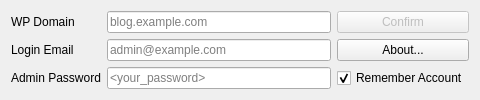
Old version of the form login.ui in the repository Vincy1230/WP-Comment-Reviewer.
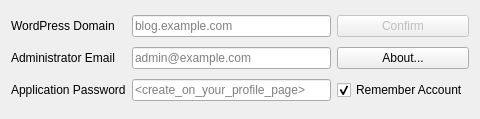
New version of the form.

Commit message: [fix] Modify interface wording

```diff
--- a/login.ui
+++ b/login.ui
@@ -7,7 +7,7 @@
     <x>0</x>
     <y>0</y>
     <width>480</width>
-    <height>100</height>
+    <height>119</height>
    </rect>
   </property>
   <property name="windowTitle">
@@ -27,7 +27,7 @@
    <item row="2" column="0">
     <widget class="QLabel" name="label_3">
      <property name="text">
-      <string>Admin Password</string>
+      <string>Application Password</string>
      </property>
     </widget>
    </item>
@@ -50,21 +50,21 @@
       <enum>QLineEdit::Password</enum>
      </property>
      <property name="placeholderText">
-      <string notr="true">&lt;your_password&gt;</string>
+      <string>&lt;create_on_your_profile_page&gt;</string>
      </property>
     </widget>
    </item>
    <item row="0" column="0">
     <widget class="QLabel" name="label_1">
      <property name="text">
-      <string>WP Domain</string>
+      <string>WordPress Domain</string>
      </property>
     </widget>
    </item>
    <item row="1" column="0">
     <widget class="QLabel" name="label_2">
      <property name="text">
-      <string>Login Email</string>
+      <string>Administrator Email</string>
      </property>
     </widget>
    </item>
```
The commit also changes 6 other files.
